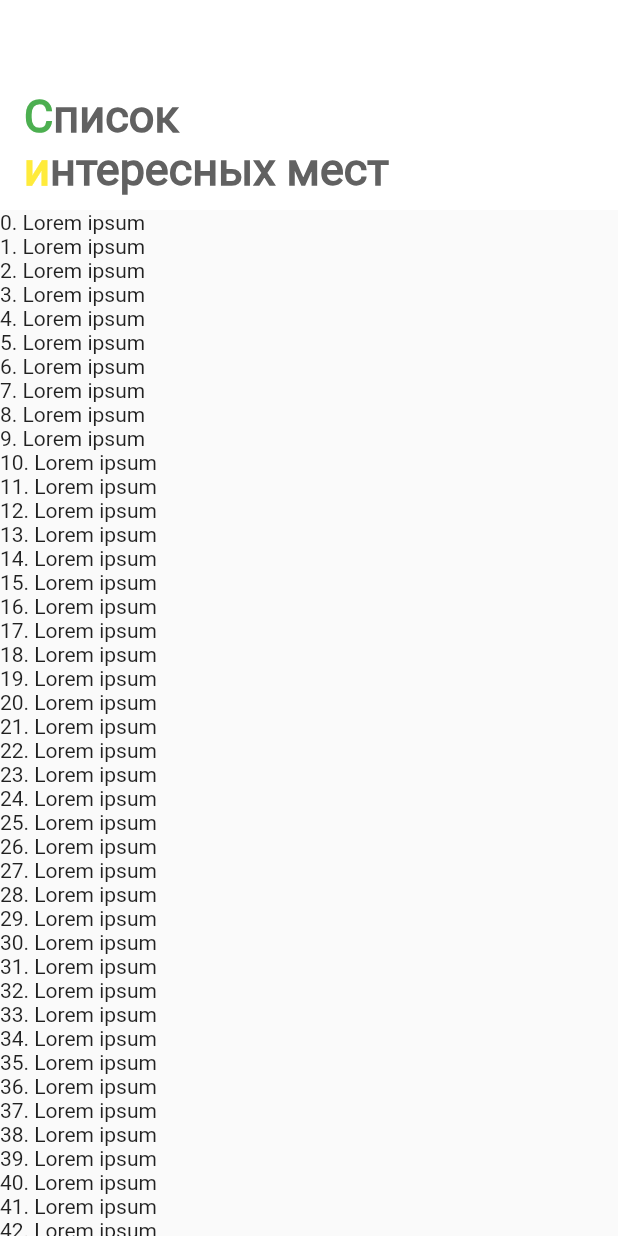
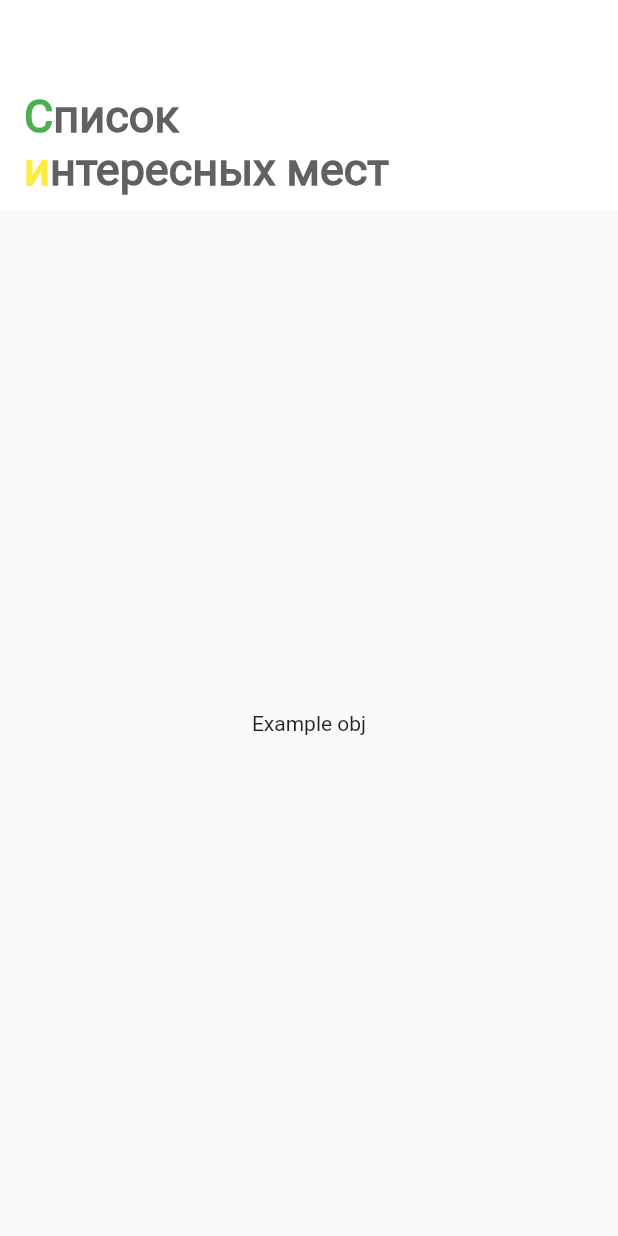
Before and after one commit to aadomin/places, a Flutter app: the screen it shows after launch, on a phone screen of 412 x 824 dp. Run offline on Flutter 3.47's test engine with Material 2 defaults, Android fonts, the phone set to English and light mode, and no system bars.

Commit message:
widget SightCard

```diff
--- /dev/null
+++ b/lib/ui/screen/sight_card.dart
@@ -0,0 +1,15 @@
+import 'package:flutter/material.dart';
+import '../../domain/sight.dart';
+
+class SightCard extends StatelessWidget {
+  final Sight sight;
+
+  SightCard(this.sight);
+
+  @override
+  Widget build(BuildContext context) {
+    return Container(
+      child: Text(sight.name),
+    );
+  }
+}
--- a/lib/ui/screen/sight_list_screen.dart
+++ b/lib/ui/screen/sight_list_screen.dart
@@ -1,4 +1,6 @@
 import 'package:flutter/material.dart';
+import 'sight_card.dart';
+import '../../domain/sight.dart';
 
 class SightListScreen extends StatefulWidget {
   @override
@@ -55,12 +57,7 @@ class _SightListScreenState extends State<SightListScreen> {
         elevation: 0,
       ),
       body: Center(
-        child: ListView.builder(
-          itemCount: 100,
-          itemBuilder: (context, i) {
-            return Text('$i. Lorem ipsum');
-          },
-        ),
+        child: SightCard(Sight()),
       ),
     );
   }
```
